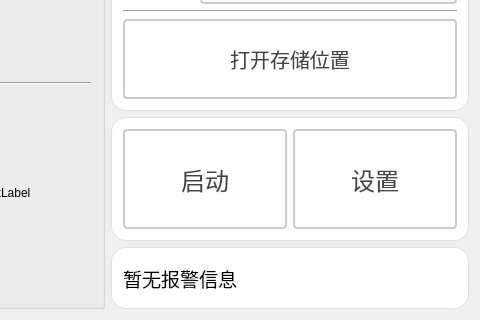
Old version of the form MosquitoDetectionOfFoodBags/ui/MDOFoodBags.ui in the repository WIND-ROAD-RUN/MosquitoDetectionOfFoodBags; both pictures show x 554 to 1034 and y 565 to 885 of the 1034 by 885 pixel window.
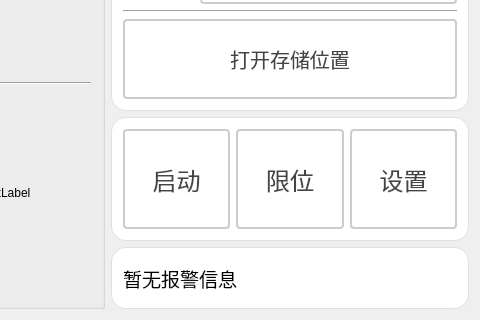
New version of the form. Icons and pictures are not drawn.

Commit message: 增加新窗体DlgProductLimit

```diff
--- a/MosquitoDetectionOfFoodBags/ui/MDOFoodBags.ui
+++ b/MosquitoDetectionOfFoodBags/ui/MDOFoodBags.ui
@@ -951,6 +951,39 @@
              </property>
             </widget>
            </item>
+           <item>
+            <widget class="QPushButton" name="pbtn_limit">
+             <property name="sizePolicy">
+              <sizepolicy hsizetype="Expanding" vsizetype="Expanding">
+               <horstretch>0</horstretch>
+               <verstretch>0</verstretch>
+              </sizepolicy>
+             </property>
+             <property name="styleSheet">
+              <string notr="true">QPushButton {
+    padding: 6px 14px;
+    border: 2px solid #CCC;
+    border-radius: 4px;
+    background-color: white;
+    color: #444;
+    font-size: 24px; 
+}
+
+QPushButton:hover {
+    border-color: #999;
+    background-color: #F5F5F5;
+}
+
+QPushButton:pressed {
+    border-color: #777;
+    background-color: #EEE;
+}</string>
+             </property>
+             <property name="text">
+              <string>限位</string>
+             </property>
+            </widget>
+           </item>
            <item>
             <widget class="QPushButton" name="pbtn_set">
              <property name="sizePolicy">
```
The commit also changes 7 other files.
